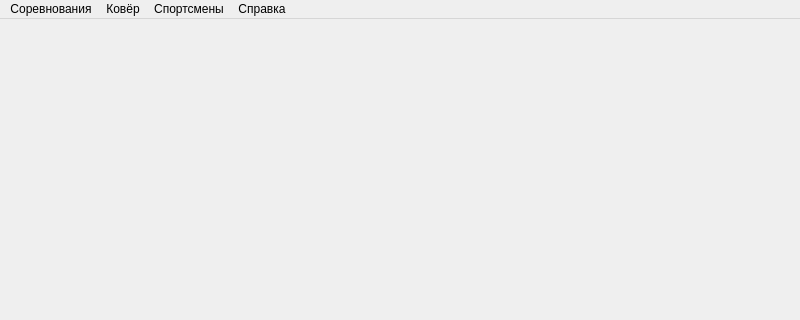
This is mainwin.ui in zak2791/TabloSelfDefender as Qt 5 draws it before an edit; both pictures show x 0 to 800 and y 0 to 320 of the 800 by 600 pixel window. The edited form follows.
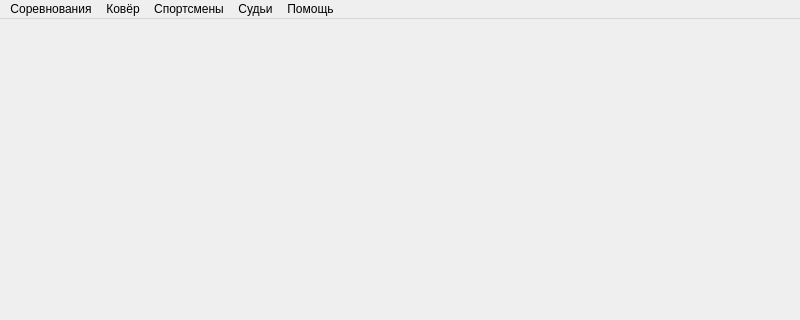
This is the edited form.

```diff
--- a/mainwin.ui
+++ b/mainwin.ui
@@ -42,15 +42,23 @@
     <addaction name="AddOne"/>
     <addaction name="AddFromBuffer"/>
    </widget>
+   <widget class="QMenu" name="Referees">
+    <property name="title">
+     <string>Судьи</string>
+    </property>
+    <addaction name="addOneRef"/>
+    <addaction name="addRefFromBuffer"/>
+   </widget>
    <widget class="QMenu" name="Help">
     <property name="title">
-     <string>Справка</string>
+     <string>Помощь</string>
     </property>
     <addaction name="ShowHelp"/>
    </widget>
    <addaction name="Competition"/>
    <addaction name="Mat"/>
    <addaction name="Sportsmens"/>
+   <addaction name="Referees"/>
    <addaction name="Help"/>
   </widget>
   <widget class="QStatusBar" name="statusbar"/>
```
Left out of the diff: 34 changed lines with no effect on the pictures.
